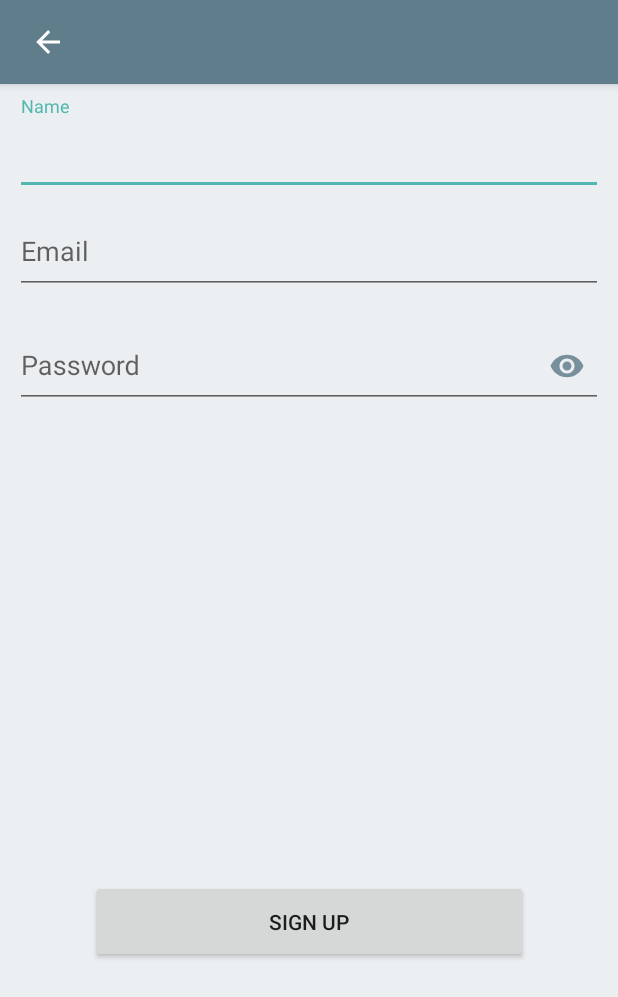
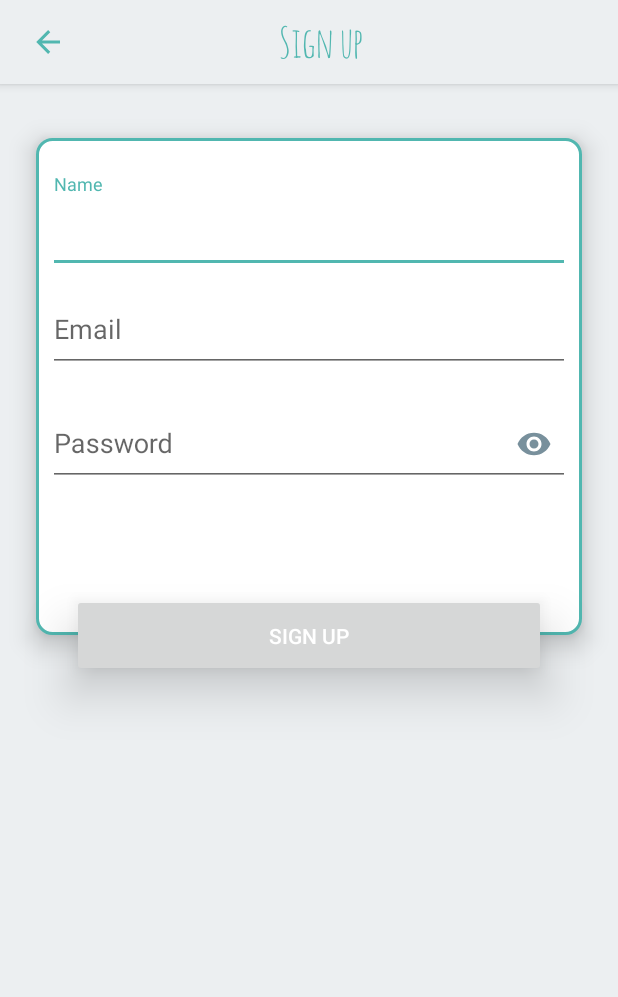
Before and after one commit to Pereu/WatchlistCleanArchitecture, an Android app: the layout fragment_sign_in.xml on its own in the app's theme, with its tools: preview values and no code run, on a phone screen of 412 x 824 dp. Shown: the top 997 px of the screen. Run offline under Robolectric (Android 15) with nearby library versions, the phone set to English and light mode, and no system bars.

Commit message:
add elevation to login and signup views

```diff
--- a/app/src/main/AndroidManifest.xml
+++ b/app/src/main/AndroidManifest.xml
@@ -14,7 +14,9 @@
         android:roundIcon="@mipmap/ic_launcher_round"
         android:supportsRtl="true"
         android:theme="@style/AppTheme">
-        <activity android:name=".presentation.ui.registration.LoginActivity">
+        <activity
+            android:name=".presentation.ui.registration.LoginActivity"
+            android:screenOrientation="portrait">
             <intent-filter>
                 <action android:name="android.intent.action.MAIN" />
 
--- a/app/src/main/java/com/watchlist/presentation/ui/global/BasePresenter.kt
+++ b/app/src/main/java/com/watchlist/presentation/ui/global/BasePresenter.kt
@@ -17,10 +17,13 @@ abstract class BasePresenter <V> : MvpView<V> {
 
     override fun onDetach() {
         view = null
+        viewIsGone()
     }
 
     override fun getView(): V? = view
 
     abstract fun viewIsReady ()
 
+    abstract fun viewIsGone ()
+
 }
--- a/app/src/main/java/com/watchlist/presentation/ui/registration/login/LoginPresenter.kt
+++ b/app/src/main/java/com/watchlist/presentation/ui/registration/login/LoginPresenter.kt
@@ -58,4 +58,8 @@ class LoginPresenter <V : LoginView>
             getView()?.showMessage("No internet")
         }
     }
+
+    override fun viewIsGone() {
+        userInteractor.unsubscribe()
+    }
 }
--- a/app/src/main/java/com/watchlist/presentation/ui/registration/onboarding/OnBoardingPresenter.kt
+++ b/app/src/main/java/com/watchlist/presentation/ui/registration/onboarding/OnBoardingPresenter.kt
@@ -14,6 +14,7 @@ import javax.inject.Inject
 class OnBoardingPresenter  <V : OnBoardingView>
 @Inject constructor(private val movieInteractor: OnBoardingInteractor): BasePresenter<V>() {
 
+
     private var take = 10
     private var skip = 0
 
@@ -29,4 +30,7 @@ class OnBoardingPresenter  <V : OnBoardingView>
                 .onNext { getView()?.showList(it) }
                 .onError { getView()?.showError(it) })
     }
+    override fun viewIsGone() {
+        movieInteractor.unsubscribe()
+    }
 }
--- a/app/src/main/java/com/watchlist/presentation/ui/registration/signup/SignUpPresenter.kt
+++ b/app/src/main/java/com/watchlist/presentation/ui/registration/signup/SignUpPresenter.kt
@@ -70,4 +70,8 @@ class SignUpPresenter  <V : LoginView>
             getView()?.showMessage("No internet")
         }
     }
+
+    override fun viewIsGone() {
+        userInteractor.unsubscribe()
+    }
 }
--- a/app/src/main/java/com/watchlist/presentation/ui/registration/signup/view/SignUpFragment.kt
+++ b/app/src/main/java/com/watchlist/presentation/ui/registration/signup/view/SignUpFragment.kt
@@ -88,9 +88,9 @@ class SignUpFragment : BaseFragment(), LoginView {
         fragmentManager.addFragment(OnBoardingFragment(), R.id.activity_login_container)
     }
 
-    override fun showError(it: Throwable) {
+    override fun showError(error: Throwable) {
         progressDialog?.dismiss()
-        it.message?.let { it1 -> longToast(it1) }
+        error.message?.let { it -> longToast(it) }
     }
 
     override fun showHome() {
--- /dev/null
+++ b/app/src/main/res/drawable/view_background.xml
@@ -0,0 +1,8 @@
+<?xml version="1.0" encoding="utf-8"?>
+
+<shape xmlns:android="http://schemas.android.com/apk/res/android"
+    android:shape="rectangle">
+    <solid android:color="@color/colorWhite" />
+    <corners android:radius="10dp" />
+    <stroke android:width="3px" android:color="@color/colorAccent" />
+</shape>
--- a/app/src/main/res/layout/fragment_sign_in.xml
+++ b/app/src/main/res/layout/fragment_sign_in.xml
@@ -1,7 +1,6 @@
 <?xml version="1.0" encoding="utf-8"?>
 <android.support.constraint.ConstraintLayout xmlns:android="http://schemas.android.com/apk/res/android"
     xmlns:app="http://schemas.android.com/apk/res-auto"
-    xmlns:tools="http://schemas.android.com/tools"
     android:layout_width="match_parent"
     android:layout_height="match_parent"
     android:background="@color/colorBackground">
@@ -15,9 +14,8 @@
             android:id="@+id/toolbar"
             android:layout_width="match_parent"
             android:layout_height="?android:attr/actionBarSize"
-            android:background="?android:attr/colorPrimaryDark"
-            app:popupTheme="@style/ThemeOverlay.AppCompat.Light"
-            >
+            android:background="@color/colorBackground"
+            app:popupTheme="@style/ThemeOverlay.AppCompat.Light">
 
         <ImageButton
             android:id="@+id/main_app_bar_arrow"
@@ -26,22 +24,50 @@
             android:background="?android:attr/selectableItemBackgroundBorderless"
             android:visibility="visible"
             android:padding="4dp"
-            android:src="@drawable/arrow_left"/>
+            android:src="@drawable/arrow_left"
+            android:tint="@color/colorAccent"/>
+
+            <TextView
+                android:layout_width="match_parent"
+                android:layout_height="?android:attr/actionBarSize"
+                android:background="?android:attr/selectableItemBackgroundBorderless"
+                android:fontFamily="@font/amatic"
+                android:gravity="center"
+                android:text="@string/sign_up"
+                android:textSize="28sp"
+                android:textColor="@color/colorAccent"
+                android:visibility="visible"
+                android:layout_marginEnd="32dp"/>
 
         </android.support.v7.widget.Toolbar>
 
     </android.support.design.widget.AppBarLayout>
 
+    <View
+        android:id="@+id/example_container"
+        android:layout_width="0dp"
+        android:layout_height="331dp"
+        android:layout_marginEnd="24dp"
+        android:layout_marginStart="24dp"
+        android:layout_marginTop="36dp"
+        android:background="@drawable/view_background"
+        android:elevation="10dp"
+        app:layout_constraintEnd_toEndOf="parent"
+        app:layout_constraintHorizontal_bias="0.0"
+        app:layout_constraintStart_toStartOf="parent"
+        app:layout_constraintTop_toBottomOf="@+id/fragment_sign_up_appbar" />
+
     <android.support.design.widget.TextInputLayout
         android:id="@+id/fragment_sign_up_user_name"
         android:layout_width="match_parent"
         android:layout_height="wrap_content"
-        android:layout_marginEnd="10dp"
-        android:layout_marginStart="10dp"
-        android:layout_marginTop="8dp"
-        app:layout_constraintEnd_toEndOf="parent"
-        app:layout_constraintStart_toStartOf="parent"
-        app:layout_constraintTop_toBottomOf="@+id/fragment_sign_up_appbar">
+        android:layout_marginEnd="32dp"
+        android:layout_marginStart="32dp"
+        android:layout_marginTop="24dp"
+        android:elevation="10dp"
+        app:layout_constraintEnd_toEndOf="@+id/example_container"
+        app:layout_constraintStart_toStartOf="@+id/example_container"
+        app:layout_constraintTop_toTopOf="@+id/example_container">
 
         <EditText
             android:id="@+id/fragment_sign_up_user_name_input"
@@ -56,11 +82,11 @@
         android:id="@+id/fragment_sign_up_user_email"
         android:layout_width="match_parent"
         android:layout_height="wrap_content"
-        android:layout_marginEnd="10dp"
-        android:layout_marginStart="10dp"
-        app:layout_constraintEnd_toEndOf="parent"
-        app:layout_constraintStart_toStartOf="parent"
-        tools:layout_editor_absoluteY="50dp"
+        android:layout_marginEnd="32dp"
+        android:layout_marginStart="32dp"
+        android:elevation="10dp"
+        app:layout_constraintEnd_toEndOf="@+id/example_container"
+        app:layout_constraintStart_toStartOf="@+id/example_container"
         app:layout_constraintTop_toBottomOf="@+id/fragment_sign_up_user_name">
 
         <EditText
@@ -76,12 +102,12 @@
         android:id="@+id/fragment_sign_up_user_password"
         android:layout_width="match_parent"
         android:layout_height="wrap_content"
-        android:layout_marginEnd="10dp"
-        android:layout_marginStart="10dp"
+        android:layout_marginEnd="32dp"
+        android:layout_marginStart="32dp"
         android:layout_marginTop="10dp"
-        app:layout_constraintEnd_toEndOf="parent"
-        app:layout_constraintHorizontal_bias="0.0"
-        app:layout_constraintStart_toStartOf="parent"
+        android:elevation="10dp"
+        app:layout_constraintEnd_toEndOf="@+id/example_container"
+        app:layout_constraintStart_toStartOf="@+id/example_container"
         app:layout_constraintTop_toBottomOf="@+id/fragment_sign_up_user_email"
         app:passwordToggleEnabled="true"
         app:passwordToggleTint="@color/colorPrimary">
@@ -97,19 +123,19 @@
 
     <Button
         android:id="@+id/fragment_sign_up_btn"
-        android:layout_width="291dp"
+        android:layout_width="match_parent"
         android:layout_height="55dp"
-        android:layout_marginBottom="8dp"
-        android:layout_marginEnd="10dp"
-        android:layout_marginStart="10dp"
-        android:layout_marginTop="8dp"
+        android:layout_marginEnd="48dp"
+        android:layout_marginStart="48dp"
+        android:layout_marginTop="72dp"
+        android:elevation="10dp"
+        android:stateListAnimator="@null"
         android:text="@string/sign_up"
-        app:layout_constraintBottom_toBottomOf="parent"
-        app:layout_constraintEnd_toEndOf="parent"
-        app:layout_constraintHorizontal_bias="0.506"
-        app:layout_constraintStart_toStartOf="parent"
+        android:translationZ="10dp"
+        app:layout_constraintEnd_toEndOf="@+id/example_container"
+        app:layout_constraintStart_toStartOf="@+id/example_container"
         app:layout_constraintTop_toBottomOf="@+id/fragment_sign_up_user_password"
-        app:layout_constraintVertical_bias="0.638" />
+        android:textColor="@color/colorWhite"/>
 
 
 </android.support.constraint.ConstraintLayout>
```
Also changed, not shown: app/src/main/java/com/watchlist/presentation/ui/bottom_tabs/home_tab/HomePresenter.kt (+6 -1 lines), app/src/main/res/layout/fragment_login.xml (+60 -29 lines), app/src/main/res/layout/login_example.xml (added, +18 -0 lines), app/src/main/res/font/amatic.ttf (added).
